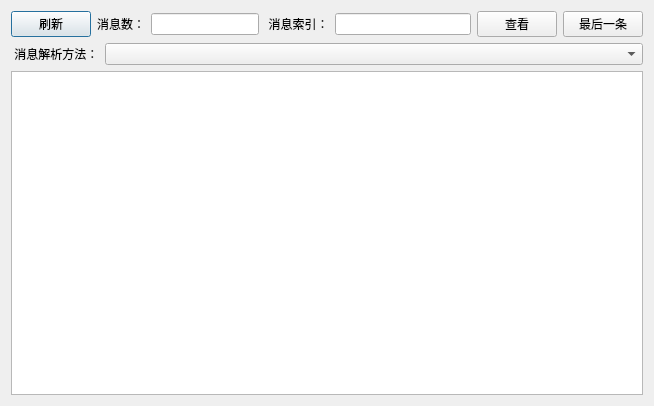
Above: partitiondetaildlg.ui from zh5e/kafkacli before the change. Below: the same form after it.
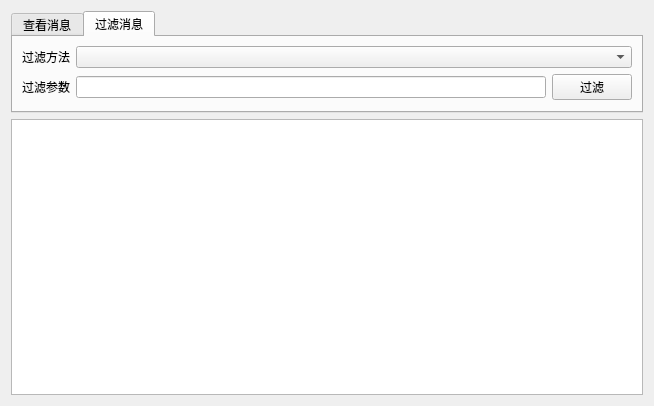
That is the form after the change.

Commit message: 添加kafka消费方法

The edit to the form file:
```diff
--- a/partitiondetaildlg.ui
+++ b/partitiondetaildlg.ui
@@ -19,6 +19,22 @@
   <property name="windowTitle">
    <string>Dialog</string>
   </property>
+  <layout class="QVBoxLayout" name="verticalLayout_2">
+   <item>
+    <widget class="QTabWidget" name="tabWidget">
+     <property name="minimumSize">
+      <size>
+       <width>0</width>
+       <height>0</height>
+      </size>
+     </property>
+     <property name="currentIndex">
+      <number>1</number>
+     </property>
+     <widget class="QWidget" name="tab">
+      <attribute name="title">
+       <string>查看消息</string>
+      </attribute>
   <layout class="QVBoxLayout" name="verticalLayout">
    <item>
     <layout class="QHBoxLayout" name="horizontalLayout">
@@ -159,6 +175,66 @@
       </widget>
      </item>
     </layout>
+       </item>
+      </layout>
+     </widget>
+     <widget class="QWidget" name="tab_2">
+      <attribute name="title">
+       <string>过滤消息</string>
+      </attribute>
+      <layout class="QGridLayout" name="gridLayout">
+       <item row="0" column="0">
+        <layout class="QHBoxLayout" name="horizontalLayout_3">
+         <item>
+          <widget class="QLabel" name="label_4">
+           <property name="text">
+            <string>过滤方法</string>
+           </property>
+          </widget>
+         </item>
+         <item>
+          <widget class="QComboBox" name="filterFuncComBox">
+           <property name="sizePolicy">
+            <sizepolicy hsizetype="Expanding" vsizetype="Fixed">
+             <horstretch>0</horstretch>
+             <verstretch>0</verstretch>
+            </sizepolicy>
+           </property>
+          </widget>
+         </item>
+        </layout>
+       </item>
+       <item row="1" column="0">
+        <layout class="QHBoxLayout" name="horizontalLayout_4">
+         <item>
+          <widget class="QLabel" name="label_5">
+           <property name="text">
+            <string>过滤参数</string>
+           </property>
+          </widget>
+         </item>
+         <item>
+          <widget class="QLineEdit" name="filterParam">
+           <property name="text">
+            <string/>
+           </property>
+          </widget>
+         </item>
+         <item>
+          <widget class="QPushButton" name="filterBtn">
+           <property name="text">
+            <string>过滤</string>
+           </property>
+           <property name="default">
+            <bool>true</bool>
+           </property>
+          </widget>
+         </item>
+        </layout>
+       </item>
+      </layout>
+     </widget>
+    </widget>
    </item>
    <item>
     <widget class="QTextBrowser" name="messageDetail">
```
Lines whose indentation alone changed are shown as unchanged. The commit also changes 12 other files.
